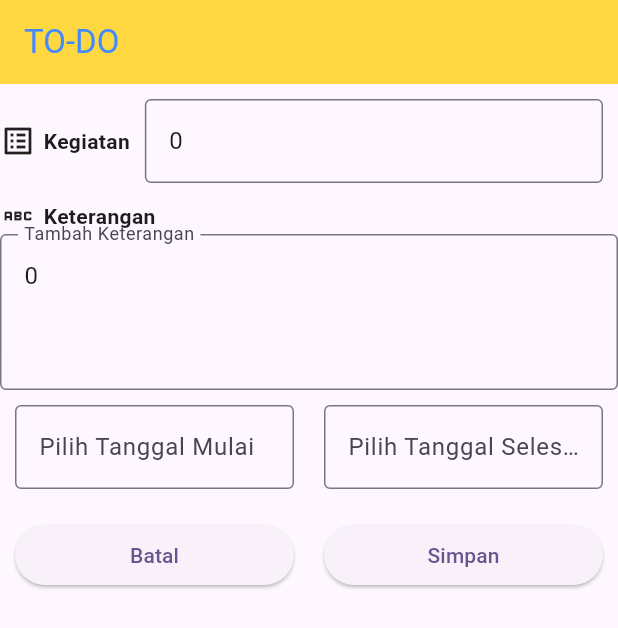
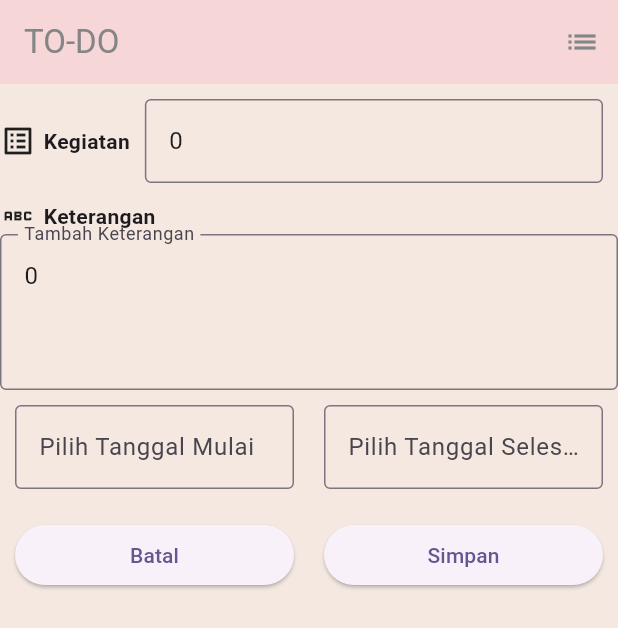
Before and after one commit to RosamundJustan04/ToDo.Mobile, a Flutter app: the screen it shows after launch, on a phone screen of 412 x 824 dp. Shown: the top 628 px of the screen. Run offline on Flutter 3.47's test engine with Material 3 defaults, Android fonts, the phone set to English and light mode, and no system bars; our stand-ins replace cloud_firestore, firebase_core; accounts and stored records are empty.

Commit message:
Update todo.dart

```diff
--- a/lib/todo.dart
+++ b/lib/todo.dart
@@ -1,7 +1,6 @@
 import 'package:flutter/material.dart';
 import 'package:provider/provider.dart';
 import 'package:uts_rosa/provider.dart';
-// import 'package:flutter/widgets.dart';
 import 'package:uts_rosa/todolist.dart';
 
 List<Map<String, dynamic>> todolist = [];
@@ -56,10 +55,24 @@ class _TodoState extends State<Todo> {
     final prov = context.watch<TodoProvider>();
     return Scaffold(
         appBar: AppBar(
-          backgroundColor: Colors.amberAccent,
-          foregroundColor: Colors.blueAccent,
+          backgroundColor: Color.fromARGB(255, 246, 214, 214),
+          foregroundColor: Color.fromARGB(255, 132, 133, 135),
           title: Text('TO-DO'),
+          actions: [
+            IconButton(
+              icon: Icon(Icons.list),
+              onPressed: () {
+                Navigator.push(
+                  context,
+                  MaterialPageRoute(
+                    builder: (context) => TodoList(todolist: todolist),
+                  ),
+                );
+              },
+            ),
+          ],
         ),
+        backgroundColor: Color.fromARGB(255, 244, 232, 225),
         body: Column(
           // crossAxisAlignment: CrossAxisAlignment.baseline,
           children: [
@@ -161,21 +174,13 @@ class _TodoState extends State<Todo> {
                   Expanded(
                       child: Padding(
                     padding: EdgeInsetsDirectional.all(10),
-                    child:
-                        ElevatedButton(onPressed: () {}, child: Text('Batal')),
+                    child: ElevatedButton(onPressed: () {}, child: Text('Batal')),
                   )),
                   Expanded(
                       child: Padding(
                     padding: EdgeInsetsDirectional.all(10),
                     child: ElevatedButton(
                         onPressed: () async {
-                          // todolist.add({
-                          //   "todoNama": todoNama.text,
-                          //   "todoKegiatan": todoKegiatan.text,
-                          //   "todoTanggalMulai": startDate.toString(),
-                          //   "todoTanggalAkhir": endDate.toString()
-                          // });
-
                           bool res = await prov.createTodo(
                             userId: 1,
                             title: todoNama.text,
@@ -185,19 +190,15 @@ class _TodoState extends State<Todo> {
                           );
 
                           if(res) {
-
-                          Navigator.push(
+                            Navigator.push(
                               context,
                               MaterialPageRoute(
-                                  builder: ((context) =>
-                                      TodoList(todolist: todolist))));
-
-                          }
-                          else {
+                                builder: (context) => TodoList(todolist: todolist),
+                              ),
+                            );
+                          } else {
                             print('err');
                           }
-
-
                         },
                         child: Text('Simpan')),
                   ))
```
